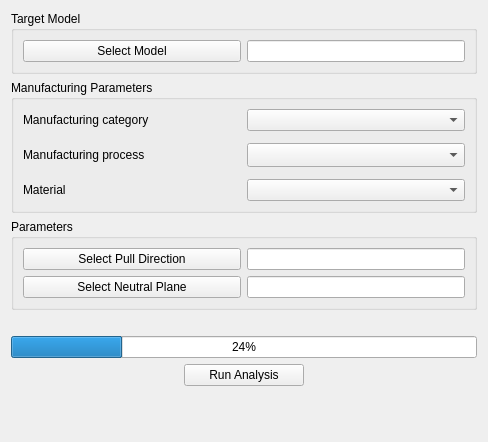
Old version of the form gui/resources/ui/task_setup.ui in the repository ryankembrey/FreeCAD-DFM-Workbench.
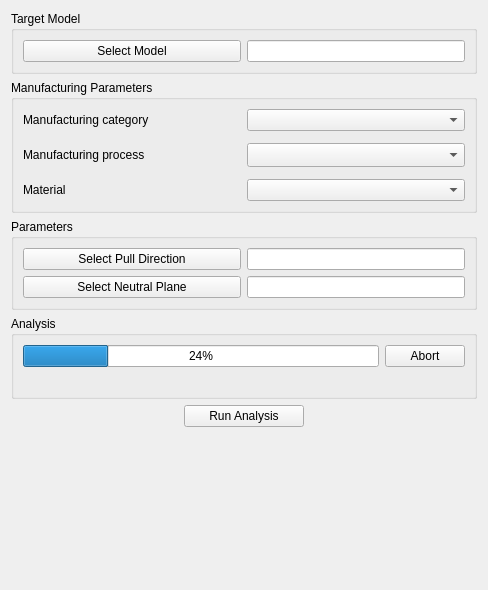
New version of the form.

Commit message: GUI: Add dedicated abort button next to progress bar. Add context menus.

```diff
--- a/gui/resources/ui/task_setup.ui
+++ b/gui/resources/ui/task_setup.ui
@@ -7,7 +7,7 @@
     <x>0</x>
     <y>0</y>
     <width>488</width>
-    <height>442</height>
+    <height>590</height>
    </rect>
   </property>
   <property name="windowTitle">
@@ -161,16 +161,30 @@
     </widget>
    </item>
    <item>
-    <widget class="QLabel" name="lProgress">
+    <widget class="QGroupBox" name="gbAnalysis">
+     <property name="title">
+      <string>Analysis</string>
+     </property>
+     <layout class="QVBoxLayout" name="verticalLayout_2">
+      <item>
+       <layout class="QGridLayout" name="glRunning">
+        <item row="0" column="1" alignment="Qt::AlignmentFlag::AlignHCenter">
+         <widget class="QPushButton" name="pbAbort">
+          <property name="minimumSize">
+           <size>
+            <width>80</width>
+            <height>0</height>
+           </size>
+          </property>
      <property name="toolTip">
       <string>The analyzer or check that is currently being run</string>
      </property>
      <property name="text">
-      <string/>
+           <string>Abort</string>
      </property>
     </widget>
    </item>
-   <item>
+        <item row="0" column="0">
     <widget class="QProgressBar" name="progressBar">
      <property name="toolTip">
       <string>Displays the progression of the DFM analysis.</string>
@@ -178,6 +192,21 @@
      <property name="value">
       <number>24</number>
      </property>
+         </widget>
+        </item>
+        <item row="1" column="0">
+         <widget class="QLabel" name="lProgress">
+          <property name="toolTip">
+           <string>The current state of the analysis</string>
+          </property>
+          <property name="text">
+           <string/>
+          </property>
+         </widget>
+        </item>
+       </layout>
+      </item>
+     </layout>
     </widget>
    </item>
    <item alignment="Qt::AlignmentFlag::AlignHCenter">
```
Left out of the diff: 2 changed lines with no effect on the pictures. Lines whose indentation alone changed are shown as unchanged. The commit also changes 3 other files.
